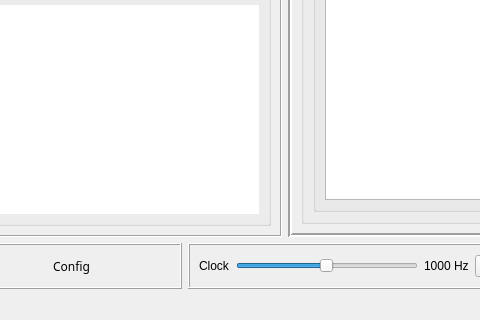
Above: src/gui/ui/mainwindow.ui from 42wonko/chip8 before the change; both pictures show x 393 to 873 and y 726 to 1046 of the 1140 by 1046 pixel window. Below: the same form after it.
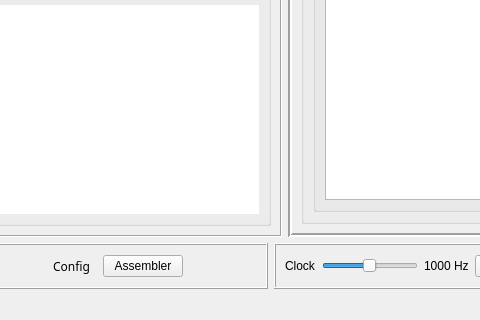
That is the form after the change. Custom widgets are drawn as their Qt base class.

Patch:
```diff
--- a/src/gui/ui/mainwindow.ui
+++ b/src/gui/ui/mainwindow.ui
@@ -987,6 +987,13 @@
            </property>
           </widget>
          </item>
+         <item>
+          <widget class="QPushButton" name="assemblerPushButton">
+           <property name="text">
+            <string>Assembler</string>
+           </property>
+          </widget>
+         </item>
          <item>
           <spacer name="horizontalSpacer_2">
            <property name="orientation">
```
